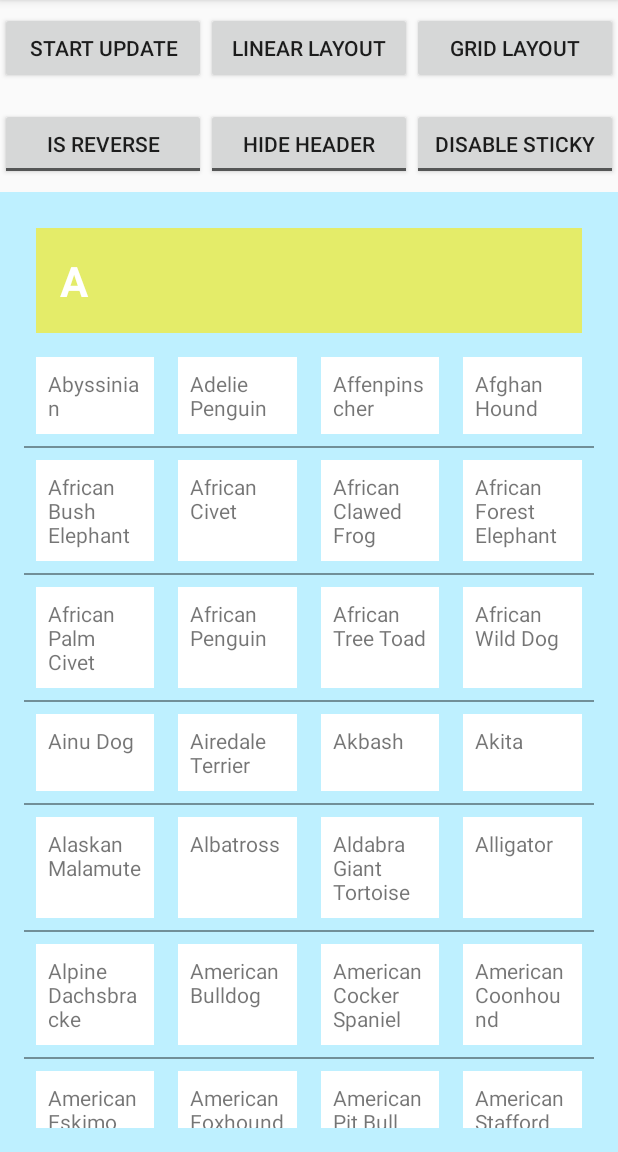
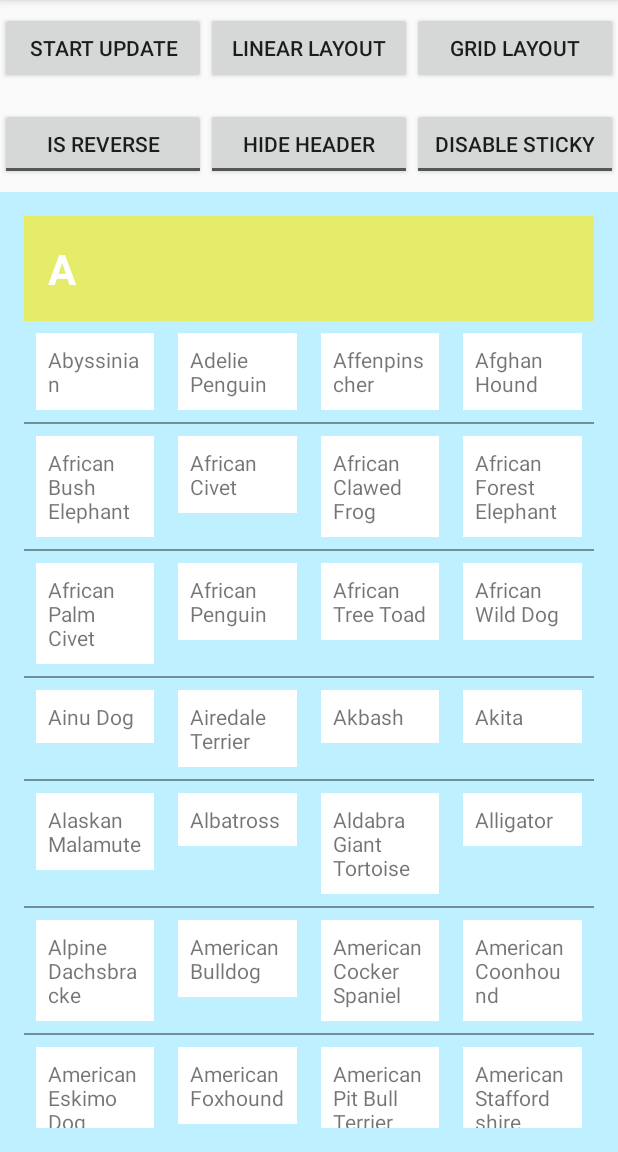
Before and after one commit to yongtiger/android-HeaderDecoration, an Android app: the screen it shows after launch (MainActivity), after a tap on "GRID LAYOUT", on a phone screen of 412 x 824 dp, the part 84-1236 px from its top. Run offline under Robolectric (Android 15) with nearby library versions, the phone set to English and light mode, and no system bars.

Commit message:
v0.0.2#[FIX#layout/view_item.xml]

```diff
--- a/app/src/main/java/cc/brainbook/android/headerdecoration/sample/MainActivity.java
+++ b/app/src/main/java/cc/brainbook/android/headerdecoration/sample/MainActivity.java
@@ -232,7 +232,7 @@ public class MainActivity extends AppCompatActivity {
 
         @Override
         public void onBindViewHolder(@NonNull RecyclerView.ViewHolder holder, int position) {
-            final TextView textView = (TextView) holder.itemView;
+            final TextView textView = (TextView) holder.itemView.findViewById(R.id.tv_text);
             textView.setText(getItem(position));
         }
 
@@ -255,7 +255,7 @@ public class MainActivity extends AppCompatActivity {
 
         @Override
         public void onBindHeaderViewHolder(RecyclerView.ViewHolder holder, int position) {
-            final TextView textView = (TextView) holder.itemView;
+            final TextView textView = (TextView) holder.itemView.findViewById(R.id.tv_text);
             textView.setText(String.valueOf(getItem(position).charAt(0)));
             holder.itemView.setBackgroundColor(getRandomColor());
         }
--- a/app/src/main/res/layout-land/view_item.xml
+++ b/app/src/main/res/layout-land/view_item.xml
@@ -1,8 +1,11 @@
 <?xml version="1.0" encoding="utf-8"?>
+<LinearLayout xmlns:android="http://schemas.android.com/apk/res/android"
+    xmlns:tools="http://schemas.android.com/tools"
+    android:layout_width="match_parent"
+    android:layout_height="wrap_content">
 
     <TextView
-    xmlns:android="http://schemas.android.com/apk/res/android"
-    xmlns:tools="http://schemas.android.com/tools"
+        android:id="@+id/tv_text"
         android:orientation="horizontal"
         android:layout_width="wrap_content"
         android:layout_height="match_parent"
@@ -12,4 +15,6 @@
         android:gravity="center_vertical"
         tools:text="Aardvark"
         android:background="@android:color/white"
-    tools:context=".MainActivity"/>
+        tools:context=".MainActivity" />
+
+</LinearLayout>
--- a/app/src/main/res/layout/view_item.xml
+++ b/app/src/main/res/layout/view_item.xml
@@ -1,8 +1,11 @@
 <?xml version="1.0" encoding="utf-8"?>
+<LinearLayout xmlns:android="http://schemas.android.com/apk/res/android"
+    xmlns:tools="http://schemas.android.com/tools"
+    android:layout_width="match_parent"
+    android:layout_height="wrap_content">
 
     <TextView
-    xmlns:android="http://schemas.android.com/apk/res/android"
-    xmlns:tools="http://schemas.android.com/tools"
+        android:id="@+id/tv_text"
         android:orientation="horizontal"
         android:clickable="true"
         android:layout_width="match_parent"
@@ -14,3 +17,5 @@
         android:background="@drawable/white_touch"
         tools:context=".MainActivity"
         android:focusable="true" />
+
+</LinearLayout>
```
Also changed, not shown: app/src/main/res/layout-land/view_header.xml (+8 -4 lines), app/src/main/res/layout/view_header.xml (+9 -5 lines). Lines whose indentation alone changed are shown as unchanged.
